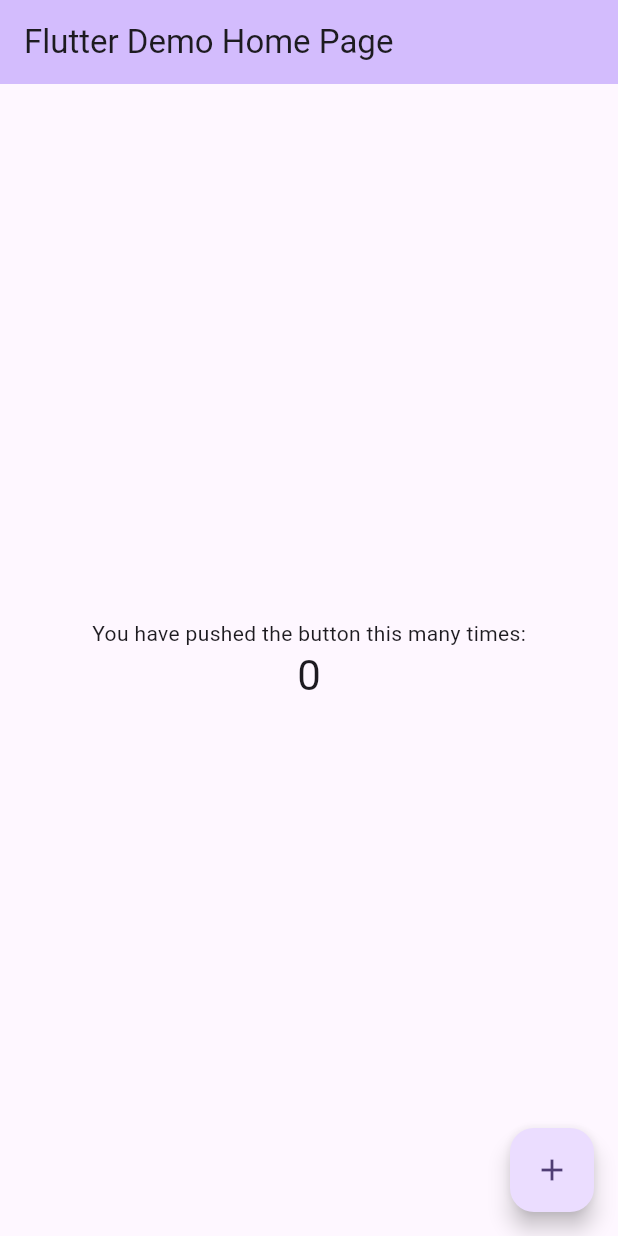
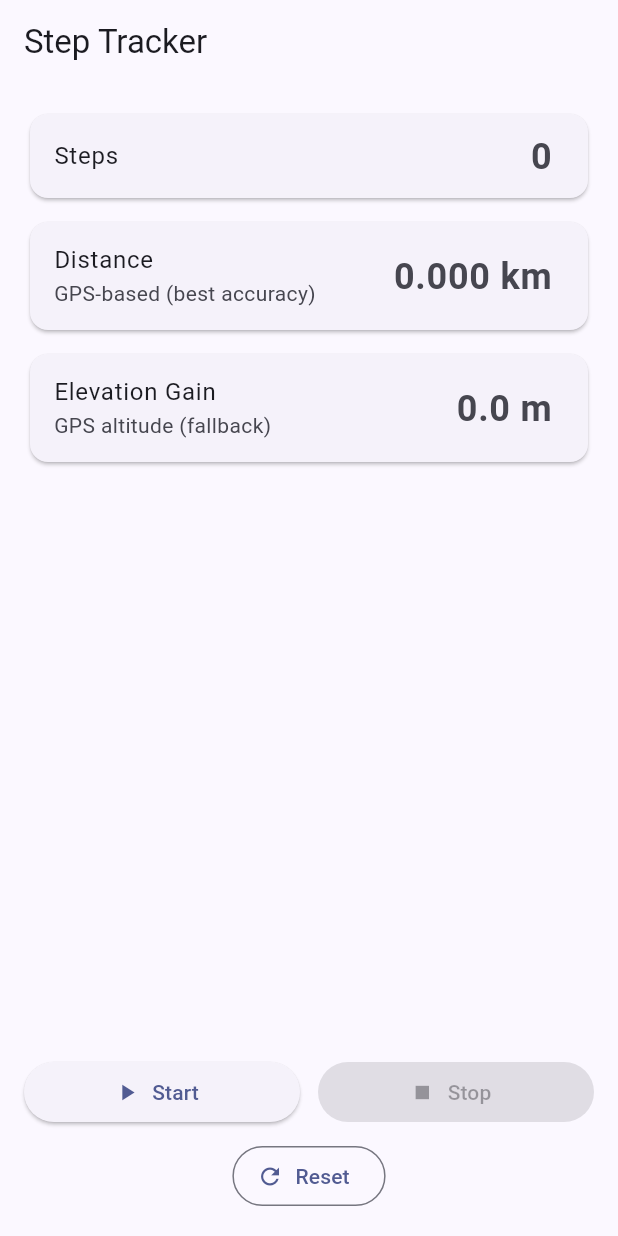
Before and after one commit to SkWeli/step-tracker, a Flutter app: the screen it shows after launch, on a phone screen of 412 x 824 dp. Run offline on Flutter 3.47's test engine with Material 3 defaults, Android fonts, the light colour scheme and no system bars; our stand-ins replace geolocator, pedometer, permission_handler; missing offline and left inert: flutter_sensors.

Commit message:
implement steps, distance, elevation

```diff
--- a/step_tracker_app/lib/main.dart
+++ b/step_tracker_app/lib/main.dart
@@ -1,122 +1,248 @@
+import 'dart:async';
+import 'dart:math' as math;
 import 'package:flutter/material.dart';
+import 'package:permission_handler/permission_handler.dart';
+import 'package:pedometer/pedometer.dart';
+import 'package:geolocator/geolocator.dart';
+import 'package:flutter_sensors/flutter_sensors.dart';
 
 void main() {
-  runApp(const MyApp());
+  runApp(const StepTrackerApp());
 }
 
-class MyApp extends StatelessWidget {
-  const MyApp({super.key});
+class StepTrackerApp extends StatelessWidget {
+  const StepTrackerApp({super.key});
 
-  // This widget is the root of your application.
   @override
   Widget build(BuildContext context) {
     return MaterialApp(
-      title: 'Flutter Demo',
-      theme: ThemeData(
-        // This is the theme of your application.
-        //
-        // TRY THIS: Try running your application with "flutter run". You'll see
-        // the application has a purple toolbar. Then, without quitting the app,
-        // try changing the seedColor in the colorScheme below to Colors.green
-        // and then invoke "hot reload" (save your changes or press the "hot
-        // reload" button in a Flutter-supported IDE, or press "r" if you used
-        // the command line to start the app).
-        //
-        // Notice that the counter didn't reset back to zero; the application
-        // state is not lost during the reload. To reset the state, use hot
-        // restart instead.
-        //
-        // This works for code too, not just values: Most code changes can be
-        // tested with just a hot reload.
-        colorScheme: ColorScheme.fromSeed(seedColor: Colors.deepPurple),
-      ),
-      home: const MyHomePage(title: 'Flutter Demo Home Page'),
+      title: 'Step Tracker',
+      theme: ThemeData(colorSchemeSeed: Colors.indigo, useMaterial3: true),
+      home: const TrackerScreen(),
     );
   }
 }
 
-class MyHomePage extends StatefulWidget {
-  const MyHomePage({super.key, required this.title});
+class TrackerScreen extends StatefulWidget {
+  const TrackerScreen({super.key});
+  @override
+  State<TrackerScreen> createState() => _TrackerScreenState();
+}
 
-  // This widget is the home page of your application. It is stateful, meaning
-  // that it has a State object (defined below) that contains fields that affect
-  // how it looks.
+class _TrackerScreenState extends State<TrackerScreen> {
+  // --- Steps
+  StreamSubscription<StepCount>? _stepSub;
+  int _steps = 0;
+  int? _baseSteps;
 
-  // This class is the configuration for the state. It holds the values (in this
-  // case the title) provided by the parent (in this case the App widget) and
-  // used by the build method of the State. Fields in a Widget subclass are
-  // always marked "final".
+  // --- Distance & GPS
+  StreamSubscription<Position>? _posSub;
+  Position? _lastPos;
+  double _distanceMeters = 0.0;
 
-  final String title;
+  // --- Elevation (barometer preferred, GPS fallback)
+  StreamSubscription<SensorEvent>? _pressSub;
+  bool _barometerAvailable = false;
+  double? _basePressure; // hPa
+  double? _lastAltitude; // meters
+  double _elevationGain = 0.0; // uphill-only meters
+
+  bool _tracking = false;
+  String _status = '';
 
   @override
-  State<MyHomePage> createState() => _MyHomePageState();
-}
+  void dispose() {
+    _stop();
+    super.dispose();
+  }
 
-class _MyHomePageState extends State<MyHomePage> {
-  int _counter = 0;
+  Future<void> _requestPermissions() async {
+    final results = await [
+      Permission.activityRecognition,
+      Permission.locationWhenInUse,
+    ].request();
 
-  void _incrementCounter() {
+    if (results[Permission.locationWhenInUse]?.isGranted != true) {
+      throw 'Location permission denied';
+    }
+    // activityRecognition may not exist on older APIs; ignore if permanently denied.
+  }
+
+  Future<void> _start() async {
+    try {
+      await _requestPermissions();
+
+      // Steps
+      _stepSub = Pedometer.stepCountStream.listen((StepCount s) {
+        final v = s.steps;
+        _baseSteps ??= v;
+        setState(() => _steps = math.max(0, v - (_baseSteps ?? v)));
+      }, onError: (_) {
+        setState(() => _status = 'Step counter not available on this device.');
+      });
+
+      // GPS distance stream (2m filter)
+      final hasService = await Geolocator.isLocationServiceEnabled();
+      if (!hasService) {
+        setState(() => _status = 'Please enable Location Services.');
+      }
+      final perm = await Geolocator.checkPermission();
+      if (perm == LocationPermission.deniedForever) {
+        setState(() => _status = 'Location permission permanently denied.');
+      }
+
+      _posSub = Geolocator.getPositionStream(
+        locationSettings: const LocationSettings(
+          accuracy: LocationAccuracy.best,
+          distanceFilter: 2,
+        ),
+      ).listen((p) {
+        if (_lastPos != null) {
+          final d = Geolocator.distanceBetween(
+            _lastPos!.latitude, _lastPos!.longitude, p.latitude, p.longitude);
+          _distanceMeters += d;
+
+          // GPS altitude fallback when no barometer
+          if (!_barometerAvailable) {
+            _updateAltitudeFromGPS(p.altitude);
+          }
+        }
+        _lastPos = p;
+        setState(() {});
+      });
+
+      // Barometer
+      _barometerAvailable = await SensorManager()
+          .isSensorAvailable(Sensors.PRESSURE);
+      if (_barometerAvailable) {
+        final stream = await SensorManager().sensorUpdates(
+          sensorId: Sensors.PRESSURE,
+          interval: Sensors.SENSOR_DELAY_NORMAL,
+        );
+        _pressSub = stream.listen((event) {
+          final pressureHpa = event.data[0]; // hPa
+          _updateAltitudeFromPressure(pressureHpa);
+        });
+      }
+
+      setState(() {
+        _tracking = true;
+        _status = _barometerAvailable
+            ? 'Tracking (barometer + GPS)'
+            : 'Tracking (GPS; barometer not available)';
+      });
+    } catch (e) {
+      setState(() => _status = 'Error starting: $e');
+    }
+  }
+
+  void _stop() {
+    _stepSub?.cancel(); _stepSub = null;
+    _posSub?.cancel(); _posSub = null;
+    _pressSub?.cancel(); _pressSub = null;
+    setState(() => _tracking = false);
+  }
+
+  void _reset() {
+    _stop();
     setState(() {
-      // This call to setState tells the Flutter framework that something has
-      // changed in this State, which causes it to rerun the build method below
-      // so that the display can reflect the updated values. If we changed
-      // _counter without calling setState(), then the build method would not be
-      // called again, and so nothing would appear to happen.
-      _counter++;
+      _steps = 0; _baseSteps = null;
+      _distanceMeters = 0.0;
+      _lastPos = null;
+      _basePressure = null; _lastAltitude = null; _elevationGain = 0.0;
+      _status = '';
     });
+  }
+
+  // Hypsometric approximation: altitude in meters from pressure ratio.
+  // We use the first pressure as baseline (P0).
+  void _updateAltitudeFromPressure(double pressureHpa) {
+    _basePressure ??= pressureHpa; // baseline at start
+    final P = pressureHpa;
+    final P0 = _basePressure!;
+    final alt = 44330.0 * (1.0 - math.pow(P / P0, 1 / 5.255));
+    _updateElevationGain(alt);
+  }
+
+  void _updateAltitudeFromGPS(double altitudeMeters) {
+    _updateElevationGain(altitudeMeters);
+  }
+
+  void _updateElevationGain(double currentAlt) {
+    if (_lastAltitude != null) {
+      final delta = currentAlt - _lastAltitude!;
+      if (delta > 0) {
+        _elevationGain += delta;
+      }
+    }
+    _lastAltitude = currentAlt;
+    setState(() {});
   }
 
   @override
   Widget build(BuildContext context) {
-    // This method is rerun every time setState is called, for instance as done
-    // by the _incrementCounter method above.
-    //
-    // The Flutter framework has been optimized to make rerunning build methods
-    // fast, so that you can just rebuild anything that needs updating rather
-    // than having to individually change instances of widgets.
+    final km = (_distanceMeters / 1000).toStringAsFixed(3);
+    final elev = _elevationGain.toStringAsFixed(1);
     return Scaffold(
-      appBar: AppBar(
-        // TRY THIS: Try changing the color here to a specific color (to
-        // Colors.amber, perhaps?) and trigger a hot reload to see the AppBar
-        // change color while the other colors stay the same.
-        backgroundColor: Theme.of(context).colorScheme.inversePrimary,
-        // Here we take the value from the MyHomePage object that was created by
-        // the App.build method, and use it to set our appbar title.
-        title: Text(widget.title),
-      ),
-      body: Center(
-        // Center is a layout widget. It takes a single child and positions it
-        // in the middle of the parent.
+      appBar: AppBar(title: const Text('Step Tracker')),
+      body: Padding(
+        padding: const EdgeInsets.all(16),
         child: Column(
-          // Column is also a layout widget. It takes a list of children and
-          // arranges them vertically. By default, it sizes itself to fit its
-          // children horizontally, and tries to be as tall as its parent.
-          //
-          // Column has various properties to control how it sizes itself and
-          // how it positions its children. Here we use mainAxisAlignment to
-          // center the children vertically; the main axis here is the vertical
-          // axis because Columns are vertical (the cross axis would be
-          // horizontal).
-          //
-          // TRY THIS: Invoke "debug painting" (choose the "Toggle Debug Paint"
-          // action in the IDE, or press "p" in the console), to see the
-          // wireframe for each widget.
-          mainAxisAlignment: MainAxisAlignment.center,
-          children: <Widget>[
-            const Text('You have pushed the button this many times:'),
-            Text(
-              '$_counter',
-              style: Theme.of(context).textTheme.headlineMedium,
+          children: [
+            Card(
+              child: ListTile(
+                title: const Text('Steps'),
+                trailing: Text('$_steps', style: const TextStyle(fontSize: 24,fontWeight: FontWeight.bold)),
+              ),
+            ),
+            const SizedBox(height: 8),
+            Card(
+              child: ListTile(
+                title: const Text('Distance'),
+                subtitle: const Text('GPS-based (best accuracy)'),
+                trailing: Text('$km km', style: const TextStyle(fontSize: 24,fontWeight: FontWeight.bold)),
+              ),
+            ),
+            const SizedBox(height: 8),
+            Card(
+              child: ListTile(
+                title: const Text('Elevation Gain'),
+                subtitle: Text(_barometerAvailable ? 'Barometer-based' : 'GPS altitude (fallback)'),
+                trailing: Text('$elev m', style: const TextStyle(fontSize: 24,fontWeight: FontWeight.bold)),
+              ),
+            ),
+            const SizedBox(height: 16),
+            if (_status.isNotEmpty)
+              Text(_status, style: const TextStyle(color: Colors.grey)),
+            const Spacer(),
+            Row(
+              children: [
+                Expanded(
+                  child: ElevatedButton.icon(
+                    onPressed: _tracking ? null : _start,
+                    icon: const Icon(Icons.play_arrow),
+                    label: const Text('Start'),
+                  ),
+                ),
+                const SizedBox(width: 12),
+                Expanded(
+                  child: ElevatedButton.icon(
+                    onPressed: _tracking ? _stop : null,
+                    icon: const Icon(Icons.stop),
+                    label: const Text('Stop'),
+                  ),
+                ),
+              ],
+            ),
+            const SizedBox(height: 8),
+            OutlinedButton.icon(
+              onPressed: _reset,
+              icon: const Icon(Icons.refresh),
+              label: const Text('Reset'),
             ),
           ],
         ),
       ),
-      floatingActionButton: FloatingActionButton(
-        onPressed: _incrementCounter,
-        tooltip: 'Increment',
-        child: const Icon(Icons.add),
-      ), // This trailing comma makes auto-formatting nicer for build methods.
     );
   }
 }
```
Also changed, not shown: 1 other file.
